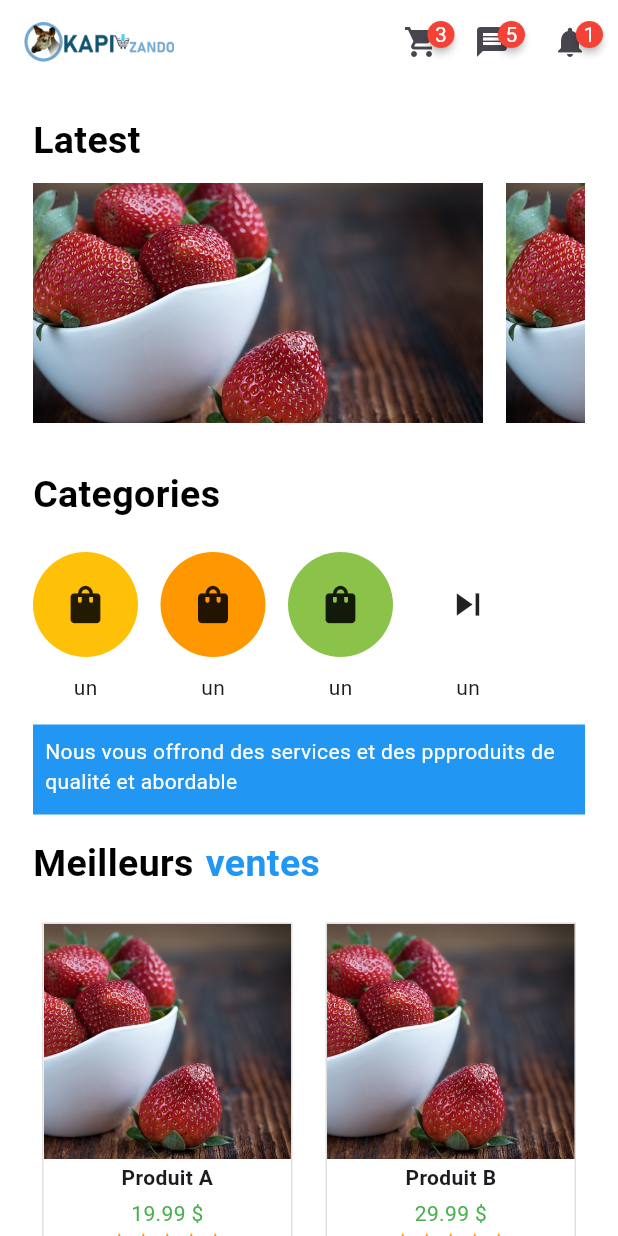
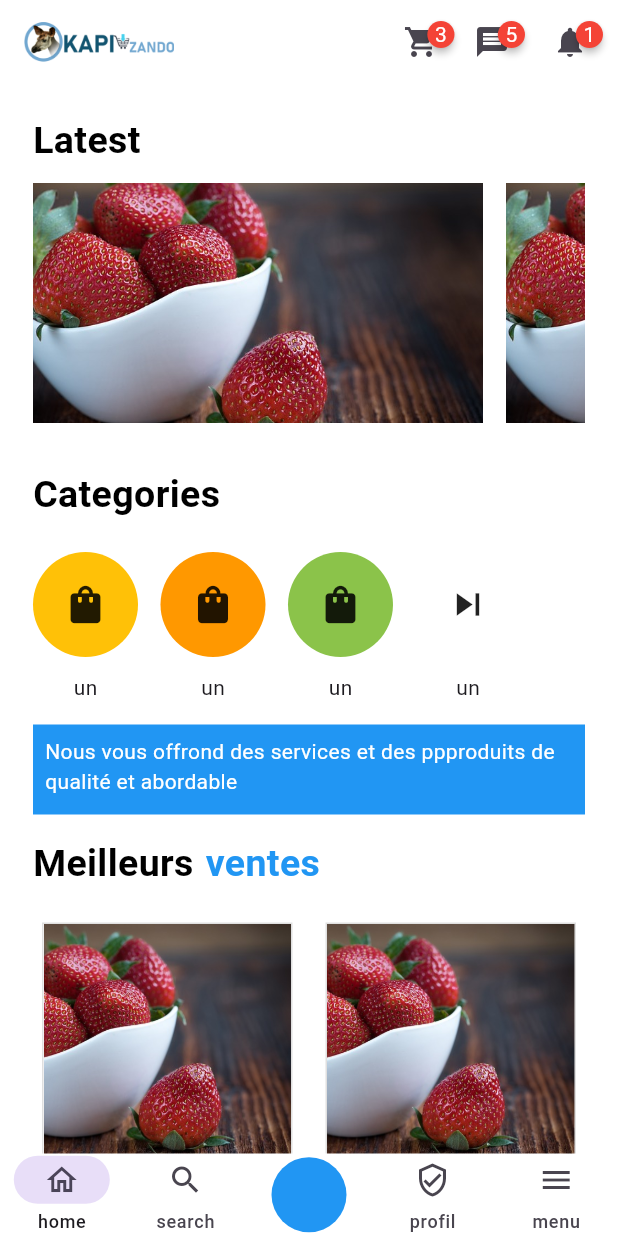
Before and after one commit to Ebn4/OkapiZando, a Flutter app: the screen it shows after launch, on a phone screen of 412 x 824 dp. Run offline on Flutter 3.47's test engine with Material 3 defaults, Android fonts, the phone set to English and light mode, and no system bars; drawn by our look-alikes of badges.

Commit message:
ajout navigation

```diff
--- a/lib/pages/acceuil/acceuilPage.dart
+++ b/lib/pages/acceuil/acceuilPage.dart
@@ -92,7 +92,6 @@ class _AcceuilPageState extends State<AcceuilPage> {
       rating: 4,
     ),
   ];
-
   @override
   void initState() {
     _currentIndex = 0;
@@ -351,7 +350,7 @@ class _AcceuilPageState extends State<AcceuilPage> {
                     const Text(
                       'ventes',
                       style: TextStyle(
-                        color: Colors.amber,
+                        color: Colors.blue,
                         fontSize: 25,
                         fontWeight: FontWeight.w600,
                       ),
@@ -379,6 +378,52 @@ class _AcceuilPageState extends State<AcceuilPage> {
       ),
 
 
+      bottomNavigationBar: NavigationBarTheme(
+        data: NavigationBarThemeData(height: 55),
+        child: NavigationBar(
+          elevation: 12,
+          backgroundColor: Colors.white,
+          selectedIndex: _currentIndex,
+          onDestinationSelected: (int index) {
+            setState(() {
+              _currentIndex = index;
+            });
+          },
+          destinations: [
+            NavigationDestination(
+              icon: Icon(Icons.home_outlined),
+              label: 'home',
+            ),
+            NavigationDestination(
+              icon: Icon(Icons.search_outlined),
+              label: 'search',
+            ),
+            Center(
+              child: GestureDetector(
+                onTap: () {
+                  print('container clické');
+                },
+                child: Container(
+                  height: 50,
+                  width: 50,
+                  decoration: BoxDecoration(
+                    color: Colors.blue,
+                    shape: BoxShape.circle,
+                  ),
+                ),
+              ),
+            ),
+            NavigationDestination(
+              icon: Icon(Icons.verified_user_outlined),
+              label: 'profil',
+            ),
+            NavigationDestination(
+              icon: Icon(Icons.menu_outlined),
+              label: 'menu',
+            ),
+          ],
+        ),
+      ),
 
     );
   }
```
